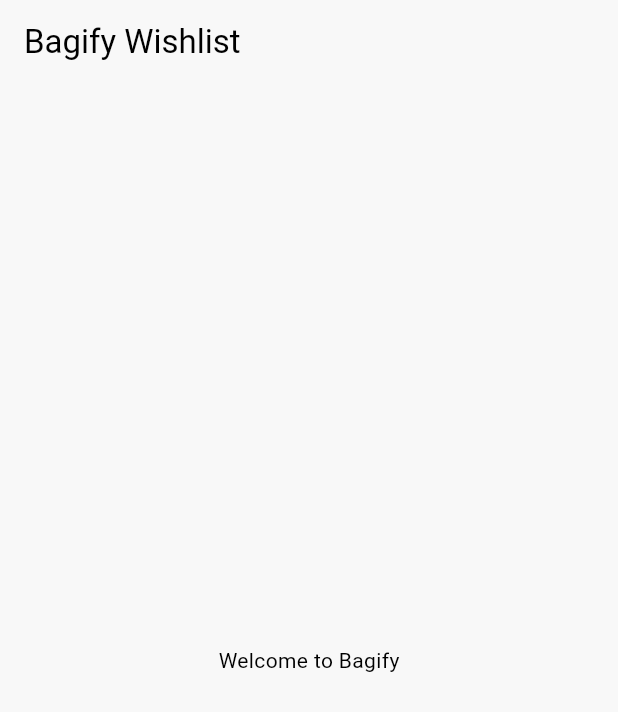
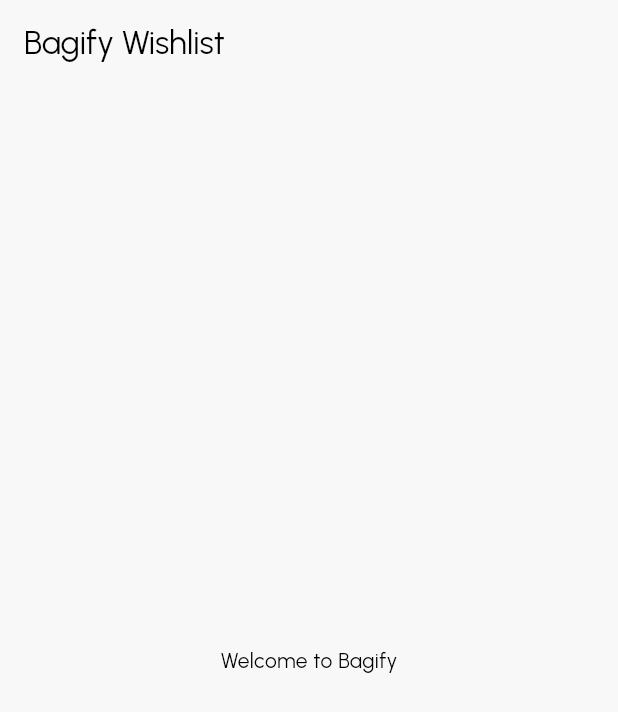
Before and after one commit to rflorat07/Bagify, a Flutter app: the BagifyWishlistScreen screen opened by its route, on a phone screen of 412 x 824 dp. Shown: the top 712 px of the screen. Run offline on Flutter 3.47's test engine with Material 3 defaults, Android fonts, the phone set to English and light mode, and no system bars; our stand-ins replace flutter_riverpod, flutter_svg, go_router, iconsax_plus, riverpod_annotation; generated files the repository leaves out were written again.

Commit message:
Add Urbanist font family and integrate into app theme

```diff
--- /dev/null
+++ b/lib/core/theme/app_text.dart
@@ -0,0 +1,59 @@
+import 'package:flutter/material.dart';
+
+class AppTextTheme {
+  AppTextTheme._();
+
+  static TextTheme textTheme = const TextTheme(
+    // Custom styles organized by fontSize from largest to smallest
+    headlineMedium: TextStyle(
+      // For fontSize 35 (large headlines)
+      fontSize: 35.0,
+      fontWeight: FontWeight.w600,
+      height: 1.1,
+    ),
+    headlineSmall: TextStyle(
+      // For fontSize 20 (small headlines)
+      fontSize: 20.0,
+      fontWeight: FontWeight.w500,
+      letterSpacing: -0.28,
+      height: 0.9,
+    ),
+    titleMedium: TextStyle(
+      // For fontSize 18 (medium titles)
+      fontSize: 18.0,
+      fontWeight: FontWeight.w500,
+      height: 1.2,
+    ),
+    bodyLarge: TextStyle(
+      // For fontSize 16 (large body text)
+      fontSize: 16.0,
+      fontWeight: FontWeight.w400,
+      height: 1.4,
+    ),
+    bodyMedium: TextStyle(
+      // For fontSize 14 (medium body text)
+      fontSize: 14.0,
+      fontWeight: FontWeight.w400,
+      height: 1.4,
+    ),
+    bodySmall: TextStyle(
+      // For fontSize 12 (small body text)
+      fontSize: 12.0,
+      fontWeight: FontWeight.w400,
+      height: 1.4,
+    ),
+    labelMedium: TextStyle(
+      // For fontSize 10 (medium labels)
+      fontSize: 10.0,
+      fontWeight: FontWeight.w400,
+      height: 1.2,
+      letterSpacing: 0.0,
+    ),
+    labelSmall: TextStyle(
+      // For fontSize 6 (small labels)
+      fontSize: 6.0,
+      fontWeight: FontWeight.w400,
+      height: 1.2,
+    ),
+  );
+}
--- a/lib/core/theme/app_theme.dart
+++ b/lib/core/theme/app_theme.dart
@@ -1,6 +1,6 @@
 import 'package:flutter/material.dart';
 
-import 'app_color.dart';
+import 'theme.dart';
 
 class AppTheme {
   /// Private constructor
@@ -9,18 +9,22 @@
   /// Light Theme
   static ThemeData get lightTheme {
     return ThemeData(
+      useMaterial3: true,
+      fontFamily: 'Urbanist',
       brightness: Brightness.light,
       colorScheme: lightColorScheme,
-      useMaterial3: true,
+      textTheme: AppTextTheme.textTheme,
     );
   }
 
   /// Dark Theme
   static ThemeData get darkTheme {
     return ThemeData(
+      useMaterial3: true,
+      fontFamily: 'Urbanist',
       brightness: Brightness.dark,
       colorScheme: darkColorScheme,
-      useMaterial3: true,
+      textTheme: AppTextTheme.textTheme,
     );
   }
 }
--- a/lib/core/theme/theme.dart
+++ b/lib/core/theme/theme.dart
@@ -1,2 +1,3 @@
 export './app_color.dart';
+export './app_text.dart';
 export './app_theme.dart';
```
Also changed, not shown: pubspec.yaml (+17 -0 lines), assets/fonts/Urbanist-Bold.ttf (added), assets/fonts/Urbanist-Medium.ttf (added), assets/fonts/Urbanist-Regular.ttf (added), assets/fonts/Urbanist-SemiBold.ttf (added).
